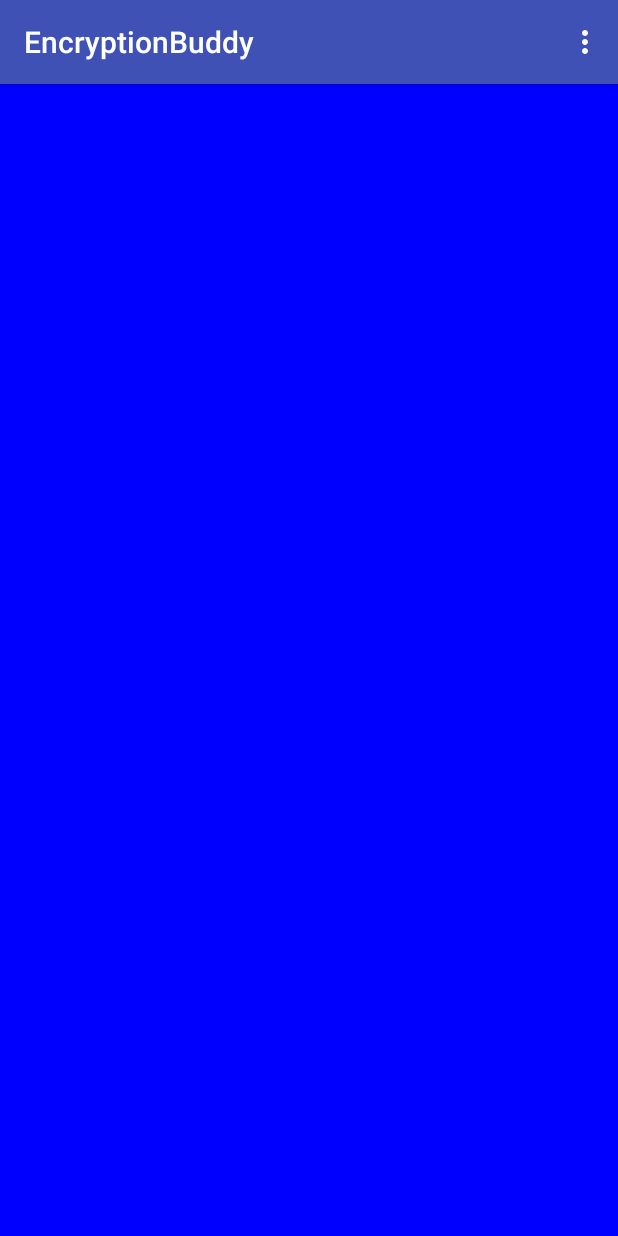
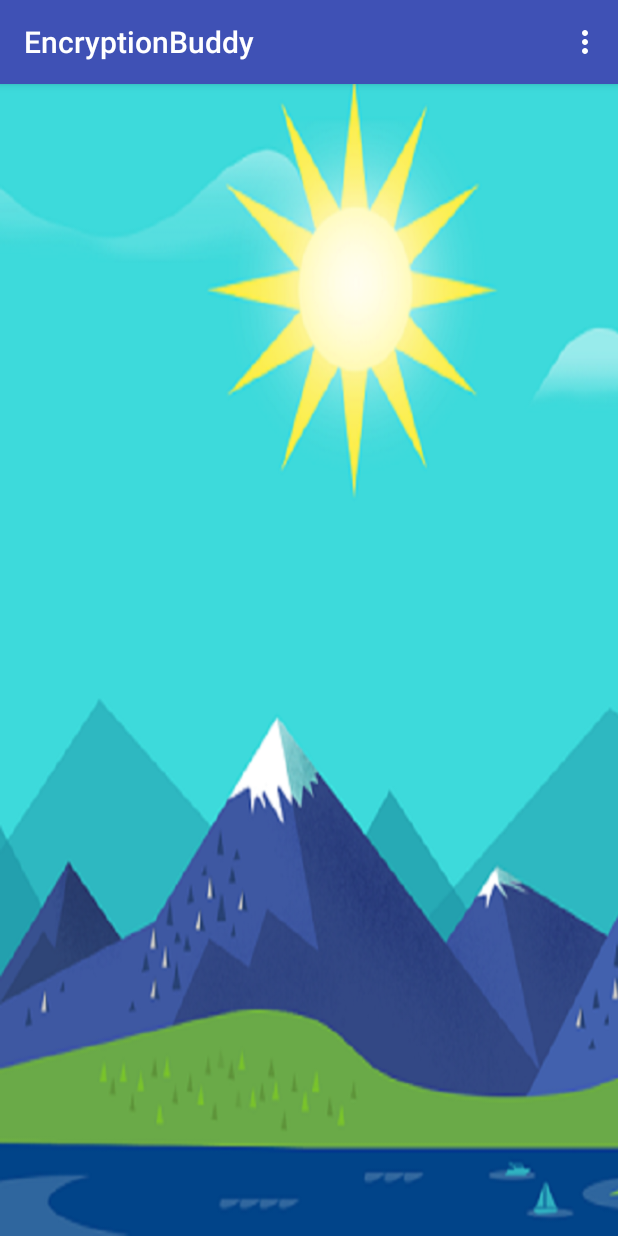
Before and after one commit to ReesRingrose/EncryptionBuddy3, an Android app: the screen it shows after launch (MainActivity), on a phone screen of 412 x 824 dp. Run offline under Robolectric (Android 15) with nearby library versions, the phone set to English and light mode, and no system bars.

Commit message:
new background

```diff
--- a/app/src/main/res/layout/activity_main.xml
+++ b/app/src/main/res/layout/activity_main.xml
@@ -6,7 +6,7 @@
     android:layout_height="match_parent"
     android:fitsSystemWindows="true"
     tools:context="comreesringrose.httpsgithub.encryptionbuddy.MainActivity"
-    android:background="#0000ff">
+    android:background="@drawable/background">
 
     <android.support.design.widget.AppBarLayout
         android:layout_width="match_parent"
@@ -27,13 +27,7 @@
         android:layout_width="match_parent"
         android:layout_height="match_parent">
 
-        <TextView
-            android:text="TextView"
-            android:layout_width="wrap_content"
-            android:layout_height="wrap_content"
-            android:id="@+id/textView3"
-            android:layout_weight="1"
-            android:textSize="36sp" />
+
     </LinearLayout>
 
 </android.support.design.widget.CoordinatorLayout>
```
Also changed, not shown: app/src/main/res/drawable/background.png (added).
